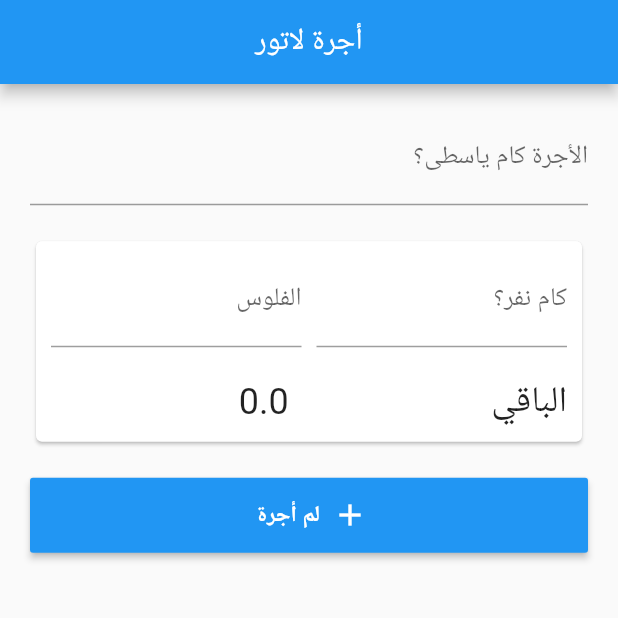
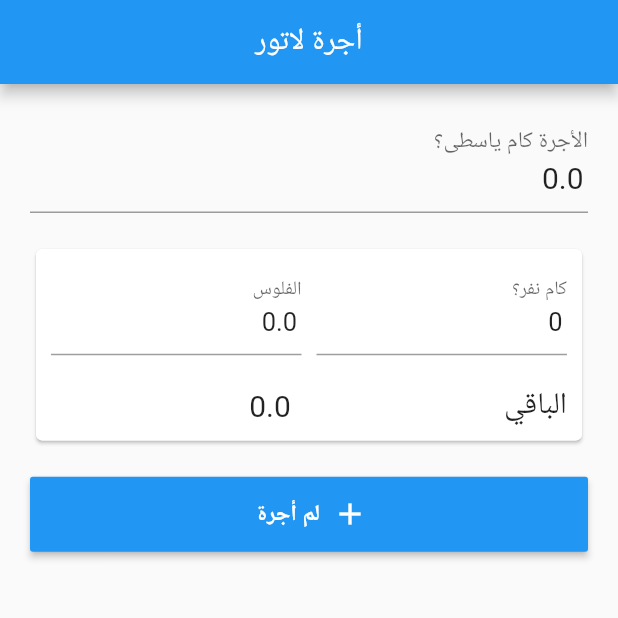
Before and after one commit to IT-Tick/ogralator, a Flutter app: the screen it shows after launch, after a tap on "لم أجرة", on a phone screen of 412 x 824 dp, the top half of it. Run offline on Flutter 3.47's test engine with Material 2 defaults, Android fonts, the phone set to English and light mode, and no system bars; our stand-ins replace flutter_redux, redux.

Commit message:
Add initial values to text fields

```diff
--- a/lib/components/passengersGroupCard.component.dart
+++ b/lib/components/passengersGroupCard.component.dart
@@ -55,8 +55,9 @@ class _PassengersGroupCardState extends State<PassengersGroupCard> {
                             Row(
                                 children: <Widget>[
                                     Expanded(
-                                        child: TextField(
+                                        child: TextFormField(
                                             decoration: InputDecoration(labelText: "كام نفر؟"),
+                                            initialValue: widget.group.numberOfPassengers.toString(),
                                             keyboardType: TextInputType.number,
                                             inputFormatters: <TextInputFormatter>[
                                                 WhitelistingTextInputFormatter.digitsOnly
@@ -66,8 +67,9 @@ class _PassengersGroupCardState extends State<PassengersGroupCard> {
                                     ),
                                     SizedBox(width: 10),
                                     Expanded(
-                                        child: TextField(
+                                        child: TextFormField(
                                             decoration: InputDecoration(labelText: "الفلوس"),
+                                            initialValue: widget.group.paidMoney.toString(),
                                             keyboardType: TextInputType.number,
                                             inputFormatters: <TextInputFormatter>[
                                                 WhitelistingTextInputFormatter(doubleRegExp)
@@ -84,7 +86,7 @@ class _PassengersGroupCardState extends State<PassengersGroupCard> {
                                         alignment: Alignment.centerRight,
                                         child:Text(
                                             "الباقي",
-                                            style: TextStyle(fontSize: 24),
+                                            style: TextStyle(fontSize: 20),
                                         ),
                                     ),
                                     SizedBox(width: 10),
@@ -92,7 +94,7 @@ class _PassengersGroupCardState extends State<PassengersGroupCard> {
                                         child: Center(
                                             child:Text(
                                                 remainder.toString(),
-                                                style: TextStyle(fontSize: 24),
+                                                style: TextStyle(fontSize: 20),
                                             ),
                                         )
                                     ),
--- a/lib/screens/calculator.screen.dart
+++ b/lib/screens/calculator.screen.dart
@@ -50,15 +50,21 @@ class Calculator extends StatelessWidget {
                             mainAxisAlignment: MainAxisAlignment.start,
                             crossAxisAlignment: CrossAxisAlignment.center,
                             children: <Widget>[
-                                TextField(
+                                TextFormField(
                                     decoration: InputDecoration(labelText: "الأجرة كام ياسطى؟"),
+                                    initialValue: store.state.fare.toString(),
                                     keyboardType: TextInputType.number,
                                     inputFormatters: <TextInputFormatter>[
                                         WhitelistingTextInputFormatter(doubleRegExp)
                                     ], // Only numbers can be entered
-                                    onChanged: _fareChanged
+                                    onChanged: _fareChanged,
+                                    style: TextStyle(
+                                        fontSize: 20,
+                                    )
                                 ),
+
                                 SizedBox(height: 20),
+
                                 Column(
                                     children: store.state.passengersGroups.map((group) =>
                                         PassengersGroupCard(
```
